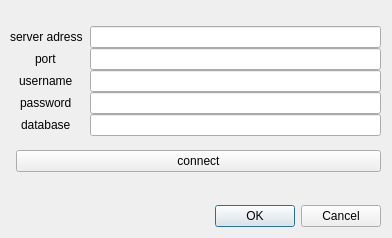
Old version of the form src/visuals/ui/forms/maria_dialog.ui in the repository future-gadget-lab-de/league_scrim_analytics_suite.
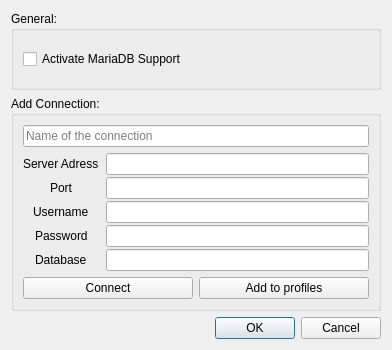
New version of the form.

Commit message: feat - working state with new profile system

```diff
--- a/src/visuals/ui/forms/maria_dialog.ui
+++ b/src/visuals/ui/forms/maria_dialog.ui
@@ -7,49 +7,61 @@
     <x>0</x>
     <y>0</y>
     <width>392</width>
-    <height>238</height>
+    <height>350</height>
    </rect>
   </property>
   <property name="minimumSize">
    <size>
     <width>392</width>
-    <height>238</height>
+    <height>350</height>
    </size>
   </property>
   <property name="maximumSize">
    <size>
     <width>392</width>
-    <height>238</height>
+    <height>350</height>
    </size>
   </property>
   <property name="windowTitle">
    <string>MariaDB configuration</string>
   </property>
-  <widget class="QDialogButtonBox" name="buttonBox">
-   <property name="geometry">
-    <rect>
-     <x>190</x>
-     <y>200</y>
-     <width>191</width>
-     <height>32</height>
-    </rect>
-   </property>
-   <property name="orientation">
-    <enum>Qt::Orientation::Horizontal</enum>
-   </property>
-   <property name="standardButtons">
-    <set>QDialogButtonBox::StandardButton::Cancel|QDialogButtonBox::StandardButton::Ok</set>
-   </property>
-  </widget>
-  <widget class="QWidget" name="formLayoutWidget">
-   <property name="geometry">
-    <rect>
-     <x>10</x>
-     <y>10</y>
-     <width>371</width>
-     <height>141</height>
-    </rect>
-   </property>
+  <layout class="QVBoxLayout" name="verticalLayout">
+   <item>
+    <widget class="QGroupBox" name="group_activate">
+     <property name="title">
+      <string>General:</string>
+     </property>
+     <layout class="QVBoxLayout" name="verticalLayout_3">
+      <item>
+       <widget class="QCheckBox" name="checkBox_maria">
+        <property name="maximumSize">
+         <size>
+          <width>300</width>
+          <height>500</height>
+         </size>
+        </property>
+        <property name="text">
+         <string>Activate MariaDB Support</string>
+        </property>
+       </widget>
+      </item>
+     </layout>
+    </widget>
+   </item>
+   <item>
+    <widget class="QGroupBox" name="group_connect">
+     <property name="title">
+      <string>Add Connection:</string>
+     </property>
+     <layout class="QVBoxLayout" name="verticalLayout_2">
+      <item>
+       <widget class="QLineEdit" name="lineEdit">
+        <property name="placeholderText">
+         <string>Name of the connection</string>
+        </property>
+       </widget>
+      </item>
+      <item>
    <layout class="QFormLayout" name="formLayout">
     <property name="fieldGrowthPolicy">
      <enum>QFormLayout::FieldGrowthPolicy::AllNonFixedFieldsGrow</enum>
@@ -64,7 +76,7 @@
      <number>7</number>
     </property>
     <property name="verticalSpacing">
-     <number>0</number>
+         <number>2</number>
     </property>
     <property name="leftMargin">
      <number>0</number>
@@ -72,7 +84,7 @@
     <item row="0" column="0">
      <widget class="QLabel" name="label_adress">
       <property name="text">
-       <string>server adress</string>
+           <string>Server Adress</string>
       </property>
      </widget>
     </item>
@@ -82,14 +94,14 @@
     <item row="1" column="0">
      <widget class="QLabel" name="label_port">
       <property name="text">
-       <string>port</string>
+           <string>Port</string>
       </property>
      </widget>
     </item>
     <item row="2" column="0">
      <widget class="QLabel" name="label_un">
       <property name="text">
-       <string>username</string>
+           <string>Username</string>
       </property>
      </widget>
     </item>
@@ -99,7 +111,7 @@
     <item row="3" column="0">
      <widget class="QLabel" name="label_pw">
       <property name="text">
-       <string>password</string>
+           <string>Password</string>
       </property>
      </widget>
     </item>
@@ -109,7 +121,7 @@
     <item row="4" column="0">
      <widget class="QLabel" name="label_db">
       <property name="text">
-       <string>database</string>
+           <string>Database</string>
       </property>
      </widget>
     </item>
@@ -117,29 +129,46 @@
      <widget class="QLineEdit" name="lineEdit_db"/>
     </item>
     <item row="1" column="1">
-     <widget class="QLineEdit" name="lineEdit_port"/>
-    </item>
-   </layout>
-  </widget>
-  <widget class="QWidget" name="formLayoutWidget_2">
-   <property name="geometry">
-    <rect>
-     <x>10</x>
-     <y>150</y>
-     <width>371</width>
-     <height>41</height>
-    </rect>
-   </property>
-   <layout class="QFormLayout" name="formLayout_2">
-    <item row="0" column="1">
+         <widget class="QLineEdit" name="lineEdit_port">
+          <property name="text">
+           <string/>
+          </property>
+         </widget>
+        </item>
+       </layout>
+      </item>
+      <item>
+       <layout class="QHBoxLayout" name="horizontalLayout">
+        <item>
      <widget class="QPushButton" name="pushButton_connection">
       <property name="text">
-       <string>connect</string>
+           <string>Connect</string>
       </property>
      </widget>
     </item>
-   </layout>
-  </widget>
+        <item>
+         <widget class="QPushButton" name="pushButton_add">
+          <property name="text">
+           <string>Add to profiles</string>
+          </property>
+         </widget>
+        </item>
+       </layout>
+      </item>
+     </layout>
+    </widget>
+   </item>
+   <item>
+    <widget class="QDialogButtonBox" name="buttonBox">
+     <property name="orientation">
+      <enum>Qt::Orientation::Horizontal</enum>
+     </property>
+     <property name="standardButtons">
+      <set>QDialogButtonBox::StandardButton::Cancel|QDialogButtonBox::StandardButton::Ok</set>
+     </property>
+    </widget>
+   </item>
+  </layout>
  </widget>
  <resources/>
  <connections>
```
Lines whose indentation alone changed are shown as unchanged. The commit also changes 20 other files.
